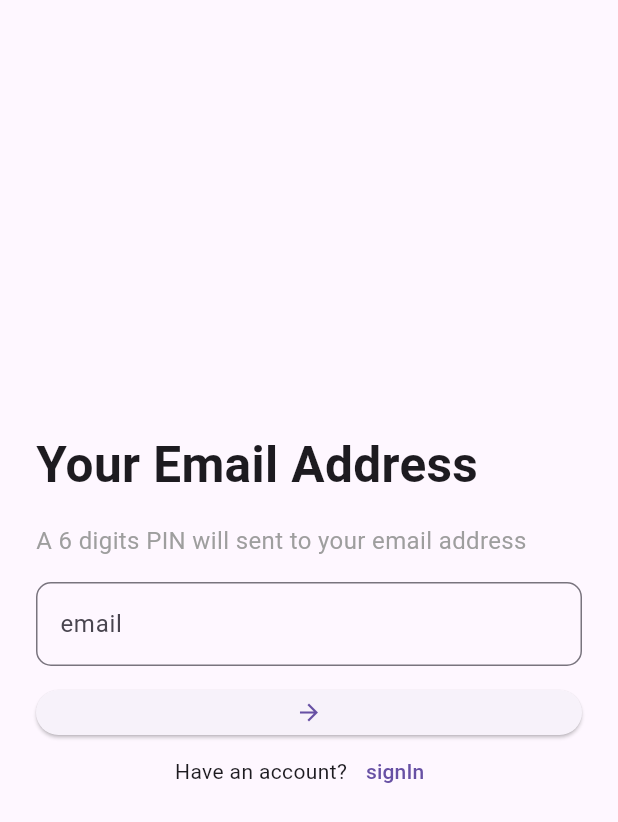
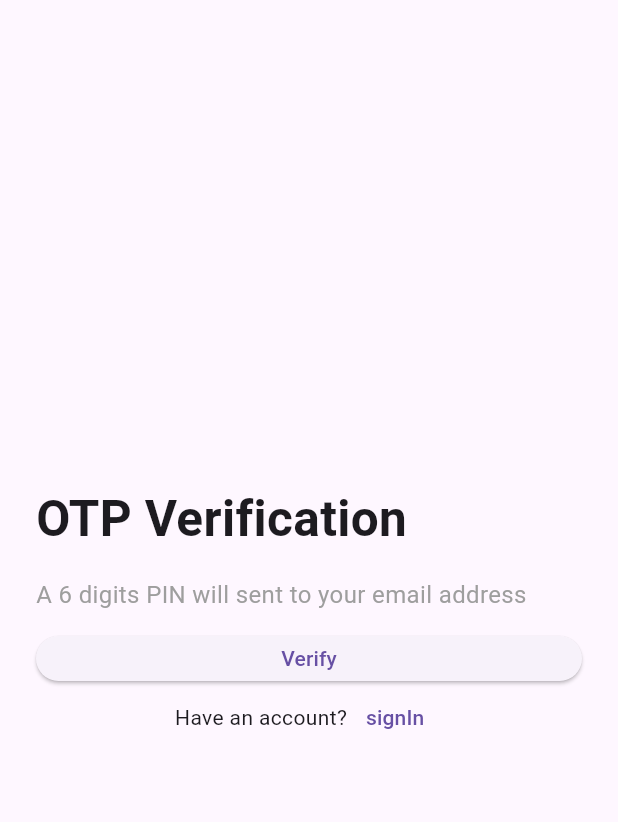
Before and after one commit to Rokeya17/DutyDash, a Flutter app: the EmailVerificationScreen screen opened directly, after a tap on the "arrow forward" icon, on a phone screen of 412 x 824 dp. Shown: the top 822 px of the screen. Run offline on Flutter 3.47's test engine with Material 3 defaults, Android fonts, the phone set to English and light mode, and no system bars; our stand-ins replace flutter_svg, get.

Commit message:
Email and OTP verification UI screen added

```diff
--- a/lib/presentation/screens/email_verification_screen.dart
+++ b/lib/presentation/screens/email_verification_screen.dart
@@ -1,4 +1,6 @@
+import 'package:dutydash/presentation/screens/otp_verification_screen.dart';
 import 'package:flutter/material.dart';
+import 'package:get/get.dart';
 
 class EmailVerificationScreen extends StatefulWidget {
   const EmailVerificationScreen({super.key});
@@ -57,7 +59,10 @@ class _EmailVerificationScreenState extends State<EmailVerificationScreen> {
                 height: 30,
                 width: double.infinity,
                 child: ElevatedButton(
-                    onPressed: () {}, child: const Icon(Icons.arrow_forward)),
+                    onPressed: () {
+                      Get.to(const OTPVerificationScreen());
+                    },
+                    child: const Icon(Icons.arrow_forward)),
               ),
               Row(
                 mainAxisAlignment: MainAxisAlignment.center,
--- a/lib/presentation/screens/otp_verification_screen.dart
+++ b/lib/presentation/screens/otp_verification_screen.dart
@@ -1,45 +1,60 @@
 import 'package:flutter/material.dart';
 
-class Pinverificationscreen extends StatefulWidget {
-  const Pinverificationscreen({super.key});
+class OTPVerificationScreen extends StatefulWidget {
+  const OTPVerificationScreen({super.key});
 
   @override
-  State<Pinverificationscreen> createState() => _PinverificationscreenState();
+  State<OTPVerificationScreen> createState() => _OTPVerificationScreenState();
 }
 
-class _PinverificationscreenState extends State<Pinverificationscreen> {
+class _OTPVerificationScreenState extends State<OTPVerificationScreen> {
   @override
   Widget build(BuildContext context) {
     return Scaffold(
-      body: Center(
-        child: Column(
-          mainAxisAlignment: MainAxisAlignment.center,
-          children: <Widget>[
-            const Text(
-              'Enter your PIN:',
-              style: TextStyle(fontSize: 20.0),
-            ),
-            const SizedBox(height: 20.0),
-            const Padding(
-              padding: EdgeInsets.symmetric(horizontal: 60.0),
-              child: TextField(
-                decoration: InputDecoration(
-                  hintText: 'Enter PIN',
-                  border: OutlineInputBorder(),
+        body: Center(
+      child: SingleChildScrollView(
+        child: Padding(
+          padding: const EdgeInsets.all(24.0),
+          child: Column(
+            crossAxisAlignment: CrossAxisAlignment.start,
+            children: [
+              const Text(
+                'OTP Verification',
+                style: TextStyle(
+                  fontWeight: FontWeight.w600,
+                  fontSize: 33,
                 ),
-                maxLength: 4,
-                keyboardType: TextInputType.number,
-                obscureText: true,
               ),
-            ),
-            const SizedBox(height: 20.0),
-            ElevatedButton(
-              onPressed: () {},
-              child: const Text('Verify'),
-            ),
-          ],
+              const SizedBox(
+                height: 16,
+              ),
+              const Text(
+                'A 6 digits PIN will sent to your email address',
+                style: TextStyle(
+                    fontWeight: FontWeight.normal,
+                    fontSize: 16,
+                    color: Colors.grey),
+              ),
+              const SizedBox(
+                height: 16,
+              ),
+              SizedBox(
+                height: 30,
+                width: double.infinity,
+                child: ElevatedButton(
+                    onPressed: () {}, child: const Text('Verify')),
+              ),
+              Row(
+                mainAxisAlignment: MainAxisAlignment.center,
+                children: [
+                  const Text('Have an account?'),
+                  TextButton(onPressed: () {}, child: const Text('signIn'))
+                ],
+              ),
+            ],
+          ),
         ),
       ),
-    );
+    ));
   }
 }
```
